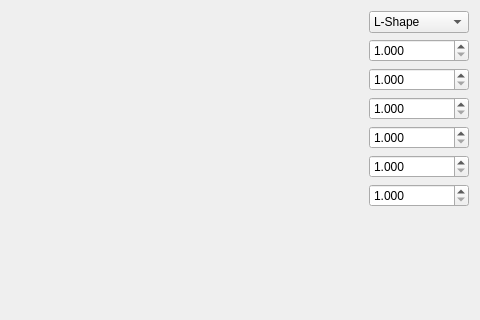
This is BaseShapeOptions.ui in shaise/FreeCAD_SheetMetal as Qt 5 draws it before an edit; both pictures show x 196 to 676 and y 0 to 320 of the 676 by 565 pixel window. The edited form follows.
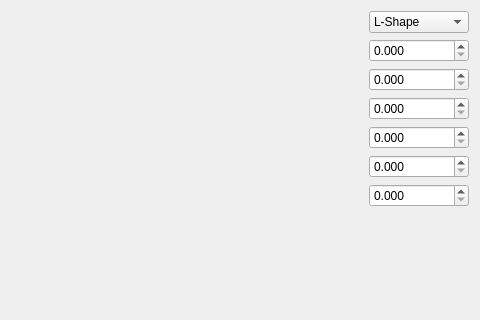
This is the edited form. Custom widgets are drawn as their Qt base class.

Commit message: Change minimum values in base shape UI. fix issue #312

What changed in the file:
```diff
--- a/BaseShapeOptions.ui
+++ b/BaseShapeOptions.ui
@@ -134,7 +134,7 @@
         <number>3</number>
        </property>
        <property name="minimum">
-        <double>1.000000000000000</double>
+        <double>0.0001</double>
        </property>
        <property name="maximum">
         <double>99999999.000000000000000</double>
@@ -198,7 +198,7 @@
         <number>3</number>
        </property>
        <property name="minimum">
-        <double>1.000000000000000</double>
+        <double>0.0001</double>
        </property>
        <property name="maximum">
         <double>99999999.000000000000000</double>
@@ -262,7 +262,7 @@
         <number>3</number>
        </property>
        <property name="minimum">
-        <double>1.000000000000000</double>
+        <double>0.0001</double>
        </property>
        <property name="maximum">
         <double>99999999.000000000000000</double>
@@ -326,7 +326,7 @@
         <number>3</number>
        </property>
        <property name="minimum">
-        <double>1.000000000000000</double>
+        <double>0.0001</double>
        </property>
        <property name="maximum">
         <double>99999999.000000000000000</double>
@@ -384,7 +384,7 @@
         <number>3</number>
        </property>
        <property name="minimum">
-        <double>1.000000000000000</double>
+        <double>0.0001</double>
        </property>
        <property name="maximum">
         <double>99999999.000000000000000</double>
@@ -445,7 +445,7 @@
         <number>3</number>
        </property>
        <property name="minimum">
-        <double>1.000000000000000</double>
+        <double>0.0001</double>
        </property>
        <property name="maximum">
         <double>99999999.000000000000000</double>
```
